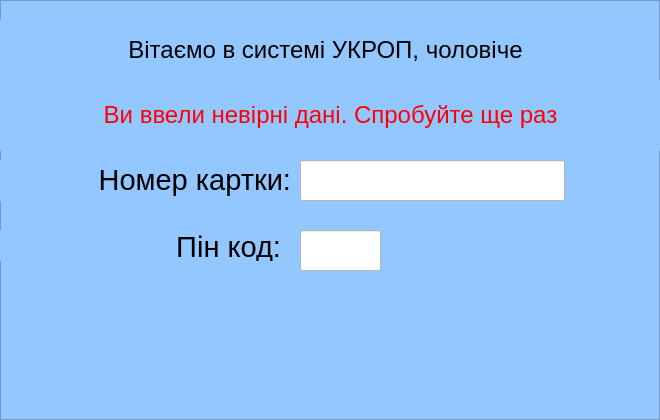
This is classes/gui/LoginScreen.ui in TheBiggestDaddy/ATM as Qt 5 draws it before an edit. The edited form follows.
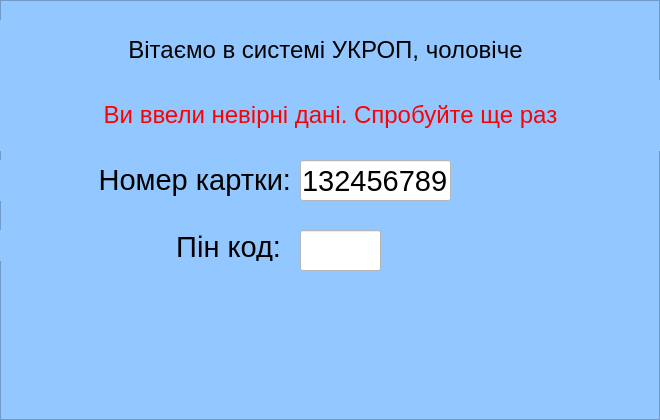
This is the edited form.

Patch:
```diff
--- a/classes/gui/LoginScreen.ui
+++ b/classes/gui/LoginScreen.ui
@@ -33,7 +33,7 @@
     <rect>
      <x>300</x>
      <y>160</y>
-     <width>265</width>
+     <width>151</width>
      <height>41</height>
     </rect>
    </property>
@@ -46,7 +46,7 @@
     <string notr="true">background-color: rgb(255, 255, 255)</string>
    </property>
    <property name="text">
-    <string/>
+    <string>132456789</string>
    </property>
    <property name="maxLength">
     <number>16</number>
```
Left out of the diff: 2 changed lines with no effect on the pictures.
